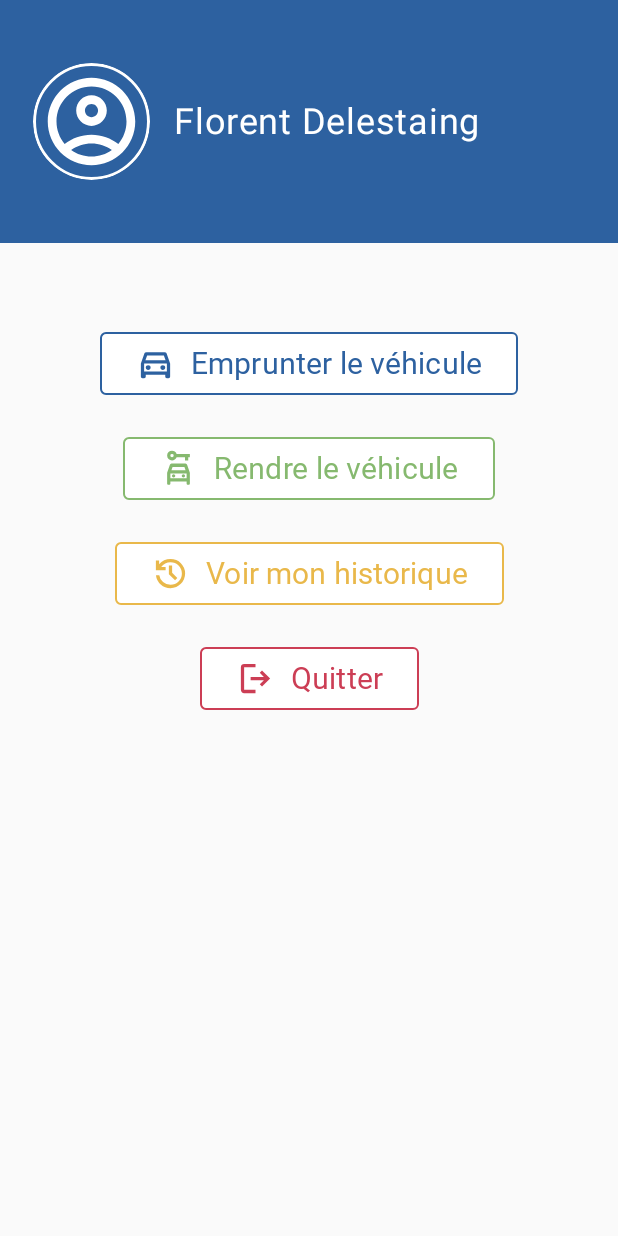
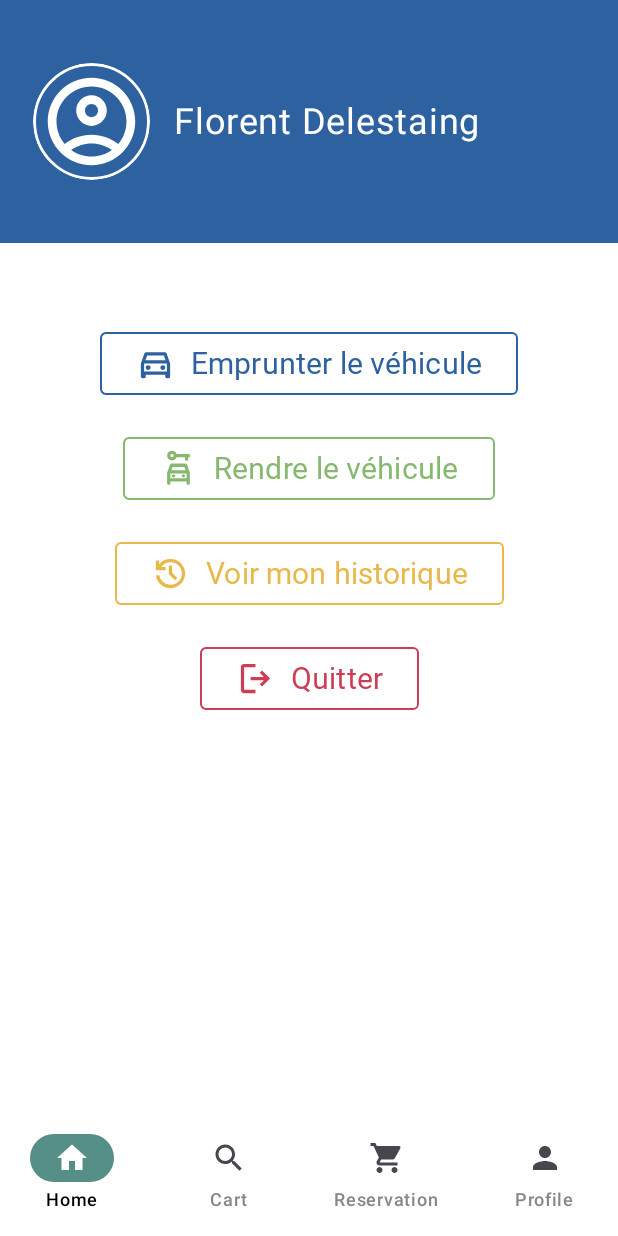
Before and after one commit to TawfiqGit/TrackingCar, an Android app built with Jetpack Compose: the screen it shows after launch (MainActivity), on a phone screen of 412 x 824 dp. Run offline under Robolectric (Android 15) with nearby library versions, the light colour scheme and no system bars; our stand-ins replace Dagger/Hilt's generated code.

Commit message:
Add BottomNavigationBar.kt

```diff
--- a/app/src/main/java/com/tawfiqdev/trackingcar/MainActivity.kt
+++ b/app/src/main/java/com/tawfiqdev/trackingcar/MainActivity.kt
@@ -4,9 +4,25 @@ import android.os.Bundle
 import androidx.activity.ComponentActivity
 import androidx.activity.compose.setContent
 import androidx.activity.enableEdgeToEdge
+import androidx.compose.foundation.layout.fillMaxSize
+import androidx.compose.foundation.layout.padding
+import androidx.compose.material3.Scaffold
+import androidx.compose.runtime.Composable
+import androidx.compose.ui.Modifier
+import androidx.navigation.compose.NavHost
+import androidx.navigation.compose.composable
 import androidx.navigation.compose.rememberNavController
+import androidx.navigation.createGraph
 import com.tawfiqdev.design_system.theme.TrackingCarTheme
+import com.tawfiqdev.trackingcar.navigation.BottomNavigationBar
 import com.tawfiqdev.trackingcar.navigation.NavHostScreen
+import com.tawfiqdev.trackingcar.navigation.Screen
+import com.tawfiqdev.trackingcar.ui.CartScreen
+import com.tawfiqdev.trackingcar.ui.ProfileScreen
+import com.tawfiqdev.trackingcar.ui.ReservationScreen
+import com.tawfiqdev.trackingcar.ui.auth.LoginScreen
+import com.tawfiqdev.trackingcar.ui.dashboard.DashboardScreen
+import com.tawfiqdev.trackingcar.ui.splash.SplashScreen
 import dagger.hilt.android.AndroidEntryPoint
 
 @AndroidEntryPoint
@@ -16,9 +32,48 @@ class MainActivity : ComponentActivity() {
         enableEdgeToEdge()
         setContent {
             TrackingCarTheme {
-                val navController = rememberNavController()
-                NavHostScreen(navController = navController)
+                MainScreen()
             }
         }
     }
 }
+
+@Composable
+fun MainScreen() {
+    val navController = rememberNavController()
+
+    Scaffold(
+        modifier = Modifier.fillMaxSize(),
+        bottomBar = {
+            BottomNavigationBar(navController)
+        }
+    ) { innerPadding ->
+
+        val graph =
+            navController.createGraph(startDestination = Screen.Home.route) {
+                composable(route = Screen.Home.route) {
+                    DashboardScreen(
+                        userName = "Florent Delestaing",
+                        onBorrowVehicle = {  },
+                        onReturnVehicle = { },
+                        onHistory = { },
+                        onQuit = { navController.popBackStack() }
+                    )
+                }
+                composable(route = Screen.Cart.route) {
+                    CartScreen()
+                }
+                composable(route = Screen.Reservation.route) {
+                    ReservationScreen()
+                }
+                composable(route = Screen.Profile.route) {
+                    ProfileScreen()
+                }
+            }
+        NavHost(
+            navController = navController,
+            graph = graph,
+            modifier = Modifier.padding(innerPadding)
+        )
+    }
+}
--- /dev/null
+++ b/app/src/main/java/com/tawfiqdev/trackingcar/navigation/BottomNavigationBar.kt
@@ -0,0 +1,88 @@
+package com.tawfiqdev.trackingcar.navigation
+
+import androidx.compose.material.icons.Icons
+import androidx.compose.material.icons.filled.Home
+import androidx.compose.material.icons.filled.Person
+import androidx.compose.material.icons.filled.Search
+import androidx.compose.material.icons.filled.Settings
+import androidx.compose.material.icons.filled.ShoppingCart
+import androidx.compose.material3.Icon
+import androidx.compose.material3.MaterialTheme
+import androidx.compose.material3.NavigationBar
+import androidx.compose.material3.NavigationBarItem
+import androidx.compose.material3.NavigationBarItemDefaults
+import androidx.compose.material3.Text
+import androidx.compose.runtime.Composable
+import androidx.compose.runtime.mutableIntStateOf
+import androidx.compose.runtime.saveable.rememberSaveable
+import androidx.compose.ui.graphics.Color
+import androidx.compose.ui.graphics.vector.ImageVector
+import androidx.navigation.NavController
+
+
+@Composable
+fun BottomNavigationBar(
+    navController: NavController
+) {
+    val selectedNavigationIndex = rememberSaveable {
+        mutableIntStateOf(0)
+    }
+
+    val navigationItems = listOf(
+        NavigationItem(
+            title = "Home",
+            icon = Icons.Default.Home,
+            route = Screen.Home.route
+        ),
+        NavigationItem(
+            title = "Cart",
+            icon = Icons.Default.Search,
+            route = Screen.Cart.route
+        ),
+        NavigationItem(
+            title = "Reservation",
+            icon = Icons.Default.ShoppingCart,
+            route = Screen.Reservation.route
+        ),
+        NavigationItem(
+            title = "Profile",
+            icon = Icons.Default.Person,
+            route = Screen.Profile.route
+        ),
+    )
+
+    NavigationBar(
+        containerColor = Color.White
+    ) {
+        navigationItems.forEachIndexed { index, item ->
+            NavigationBarItem(
+                selected = selectedNavigationIndex.intValue == index,
+                icon = {
+                    Icon(imageVector = item.icon, contentDescription = item.title)
+                },
+                label = {
+                    Text(
+                        item.title,
+                        color = if (index == selectedNavigationIndex.intValue)
+                            Color.Black
+                        else Color.Gray
+                    )
+                },
+                colors = NavigationBarItemDefaults.colors(
+                    selectedIconColor = MaterialTheme.colorScheme.surface,
+                    indicatorColor = MaterialTheme.colorScheme.primary
+                ),
+                onClick = {
+                    selectedNavigationIndex.intValue = index
+                    navController.navigate(item.route)
+                }
+            )
+        }
+    }
+}
+
+data class NavigationItem(
+    val title: String,
+    val icon: ImageVector,
+    val route: String
+)
--- a/app/src/main/java/com/tawfiqdev/trackingcar/navigation/Screen.kt
+++ b/app/src/main/java/com/tawfiqdev/trackingcar/navigation/Screen.kt
@@ -2,7 +2,8 @@ package com.tawfiqdev.trackingcar.navigation
 
 sealed class Screen(val route: String) {
     object Splash : Screen("splash_screen")
-    object Login : Screen("login_screen")
-
-    object Dashboard : Screen("dashboard_screen")
+    object Home : Screen("home_screen")
+    object Cart : Screen("car_screen")
+    object Reservation : Screen("reservation_screen")
+    object Profile : Screen("profile_screen")
 }
--- a/app/src/main/java/com/tawfiqdev/trackingcar/ui/auth/LoginScreen.kt
+++ b/app/src/main/java/com/tawfiqdev/trackingcar/ui/auth/LoginScreen.kt
@@ -11,7 +11,7 @@ import androidx.compose.ui.graphics.Color
 import androidx.navigation.NavHostController
 
 @Composable
-fun LoginScreen (navController: NavHostController){
+fun LoginScreen (){
     Box(
         modifier = Modifier
             .fillMaxSize()
--- a/app/src/main/java/com/tawfiqdev/trackingcar/ui/dashboard/DashboardScreen.kt
+++ b/app/src/main/java/com/tawfiqdev/trackingcar/ui/dashboard/DashboardScreen.kt
@@ -1,6 +1,7 @@
 package com.tawfiqdev.trackingcar.ui.dashboard
 
 import androidx.compose.foundation.BorderStroke
+import androidx.compose.foundation.background
 import androidx.compose.foundation.layout.Arrangement
 import androidx.compose.foundation.layout.Box
 import androidx.compose.foundation.layout.Column
--- a/app/src/main/java/com/tawfiqdev/trackingcar/ui/splash/SplashScreen.kt
+++ b/app/src/main/java/com/tawfiqdev/trackingcar/ui/splash/SplashScreen.kt
@@ -56,7 +56,7 @@ fun SplashScreen(
             scaleJob.join()
             rotationJob.join()
         }
-        navController.navigate(Screen.Dashboard.route)
+        navController.navigate(Screen.Home.route)
     }
 
     Box(
```
Also changed, not shown: app/src/main/java/com/tawfiqdev/trackingcar/ui/CartScreen.kt (added, +24 -0 lines), app/src/main/java/com/tawfiqdev/trackingcar/ui/ProfileScreen.kt (added, +24 -0 lines), app/src/main/java/com/tawfiqdev/trackingcar/ui/ReservationScreen.kt (added, +24 -0 lines).
